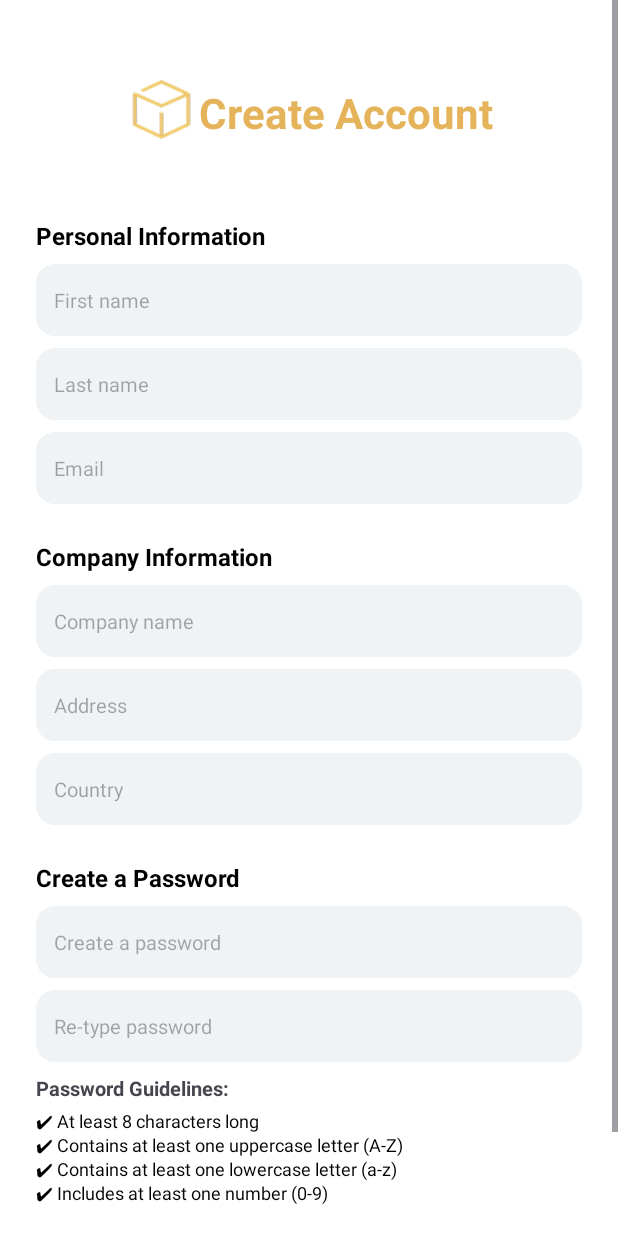
After one commit to jartzy01/JJSM-Inventoria, an Android app: the layout create_account_page2.xml on its own in the app's theme, with its tools: preview values and no code run, on a phone screen of 412 x 824 dp. The commit adds this screen. Run offline under Robolectric (Android 15) with nearby library versions, the phone set to English and light mode, and no system bars.

Commit message:
login and create account
I made the XML for the login and created account page based on the Figma

```diff
--- /dev/null
+++ b/app/src/main/res/drawable/rounded_edittext.xml
@@ -0,0 +1,8 @@
+<?xml version="1.0" encoding="utf-8"?>
+<shape xmlns:android="http://schemas.android.com/apk/res/android"
+    android:shape="rectangle">
+    <corners android:radius="12dp"/>
+    <solid android:color="@color/light_gray"/>
+    <stroke android:width="1dp" android:color="@color/light_gray"/>
+    <padding android:left="8dp" android:right="8dp" android:top="4dp" android:bottom="4dp"/>
+</shape>
--- /dev/null
+++ b/app/src/main/res/layout/create_account_page2.xml
@@ -0,0 +1,166 @@
+<?xml version="1.0" encoding="utf-8"?>
+<ScrollView
+    xmlns:android="http://schemas.android.com/apk/res/android"
+    android:layout_width="match_parent"
+    android:layout_height="match_parent"
+    android:fillViewport="true"
+    android:background="@color/white">
+
+    <LinearLayout
+        android:layout_width="match_parent"
+        android:layout_height="wrap_content"
+        android:orientation="vertical"
+        android:padding="24dp">
+
+    <LinearLayout
+        android:layout_width="match_parent"
+        android:layout_height="wrap_content"
+        android:orientation="horizontal"
+        android:padding="24dp"
+        android:gravity="center_horizontal">
+
+        <ImageView
+            android:layout_width="50dp"
+            android:layout_height="50dp"
+            android:src="@drawable/ic_logo"/>
+
+        <TextView
+            android:layout_width="wrap_content"
+            android:layout_height="wrap_content"
+            android:layout_marginTop="8dp"
+            android:text="Create Account"
+            android:textColor="@color/orange"
+            android:textSize="28sp"
+            android:textStyle="bold" />
+
+    </LinearLayout>
+
+        <TextView
+            android:layout_width="wrap_content"
+            android:layout_height="wrap_content"
+            android:text="Personal Information"
+            android:textSize="16sp"
+            android:textStyle="bold"
+            android:textColor="@color/black"
+            android:layout_marginTop="24dp"/>
+
+        <EditText
+            android:layout_width="match_parent"
+            android:layout_height="48dp"
+            android:layout_marginTop="8dp"
+            android:textSize="13sp"
+            android:background="@drawable/rounded_edittext"
+            android:hint="First name"
+            android:padding="12dp"/>
+
+        <EditText
+            android:layout_width="match_parent"
+            android:layout_height="48dp"
+            android:layout_marginTop="8dp"
+            android:textSize="13sp"
+            android:background="@drawable/rounded_edittext"
+            android:hint="Last name"
+            android:padding="12dp"/>
+
+        <EditText
+            android:layout_width="match_parent"
+            android:layout_height="48dp"
+            android:layout_marginTop="8dp"
+            android:textSize="13sp"
+            android:background="@drawable/rounded_edittext"
+            android:hint="Email"
+            android:inputType="textEmailAddress"
+            android:padding="12dp"/>
+
+        <TextView
+            android:layout_width="wrap_content"
+            android:layout_height="wrap_content"
+            android:layout_marginTop="24dp"
+            android:text="Company Information"
+            android:textSize="16sp"
+            android:textStyle="bold"
+            android:textColor="@color/black"/>
+
+        <EditText
+            android:layout_width="match_parent"
+            android:layout_height="48dp"
+            android:layout_marginTop="8dp"
+            android:textSize="13sp"
+            android:background="@drawable/rounded_edittext"
+            android:hint="Company name"
+            android:padding="12dp"/>
+
+        <EditText
+            android:layout_width="match_parent"
+            android:layout_height="48dp"
+            android:layout_marginTop="8dp"
+            android:textSize="13sp"
+            android:background="@drawable/rounded_edittext"
+            android:hint="Address"
+            android:padding="12dp"/>
+
+        <EditText
+            android:layout_width="match_parent"
+            android:layout_height="48dp"
+            android:layout_marginTop="8dp"
+            android:textSize="13sp"
+            android:background="@drawable/rounded_edittext"
+            android:hint="Country"
+            android:padding="12dp"/>
+
+        <TextView
+            android:layout_width="wrap_content"
+            android:layout_height="wrap_content"
+            android:layout_marginTop="24dp"
+            android:text="Create a Password"
+            android:textSize="16sp"
+            android:textStyle="bold"
+            android:textColor="@color/black"/>
+
+        <EditText
+            android:layout_width="match_parent"
+            android:layout_height="48dp"
+            android:layout_marginTop="8dp"
+            android:textSize="13sp"
+            android:background="@drawable/rounded_edittext"
+            android:hint="Create a password"
+            android:inputType="textPassword"
+            android:padding="12dp"/>
+
+        <EditText
+            android:layout_width="match_parent"
+            android:layout_height="48dp"
+            android:layout_marginTop="8dp"
+            android:textSize="13sp"
+            android:background="@drawable/rounded_edittext"
+            android:hint="Re-type password"
+            android:inputType="textPassword"
+            android:padding="12dp"/>
+
+        <TextView
+            android:layout_width="match_parent"
+            android:layout_height="wrap_content"
+            android:layout_marginTop="8dp"
+            android:textSize="13sp"
+            android:text="Password Guidelines:"
+            android:textStyle="bold"/>
+
+        <TextView
+            android:layout_width="match_parent"
+            android:layout_height="wrap_content"
+            android:text="✔ At least 8 characters long\n✔ Contains at least one uppercase letter (A-Z)\n✔ Contains at least one lowercase letter (a-z)\n✔ Includes at least one number (0-9)"
+            android:textSize="12sp"
+            android:textColor="@color/black"
+            android:layout_marginTop="4dp"/>
+
+        <ImageButton
+            android:id="@+id/signupButton"
+            android:layout_width="56dp"
+            android:layout_height="56dp"
+            android:layout_marginTop="16dp"
+            android:layout_gravity="center"
+            android:background="@android:color/transparent"
+            android:src="@drawable/ic_icon"/>
+
+    </LinearLayout>
+</ScrollView>
--- a/app/src/main/res/values/colors.xml
+++ b/app/src/main/res/values/colors.xml
@@ -4,4 +4,8 @@
     <color name="white">#FFFFFFFF</color>
     <color name="blue">#3862E2</color>
     <color name="yellow">#FCD12A</color>
+    <color name="orange">#e5b45a</color>
+    <color name="light_gray">#f0f3f5</color>
+
+
 </resources>
--- a/app/src/main/res/values/strings.xml
+++ b/app/src/main/res/values/strings.xml
@@ -13,4 +13,6 @@
     <string name="title_dashboard">Dashboard</string>
     <string name="title_inventory">Inventory</string>
     <string name="title_profile">Profile</string>
+    <string name="signup_text">Don’t have an account? <font color='#FFA500'>Sign up</font></string>
+
 </resources>
```
Also changed, not shown: app/src/main/res/layout/login_page2.xml (added, +131 -0 lines), app/src/main/res/drawable/ic_bell.png (added), app/src/main/res/drawable/ic_icon.png (added), app/src/main/res/drawable/ic_image.png (added), app/src/main/res/drawable/ic_login.png (added), app/src/main/res/drawable/ic_logo.png (added), app/src/main/res/drawable/ic_pencil.png (added), app/src/main/res/drawable/ic_settings.png (added), app/src/main/res/drawable/ic_trash.png (added), app/src/main/res/drawable/ic_users.png (added), app/src/main/res/drawable/ic_vector.png (added).
